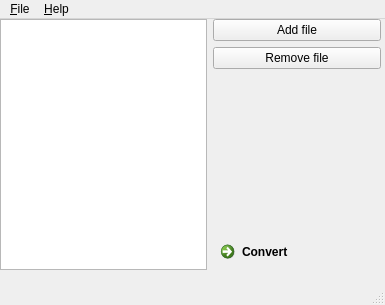
Above: forms/form.ui from MangaD/swf-to-exe before the change. Below: the same form after it.
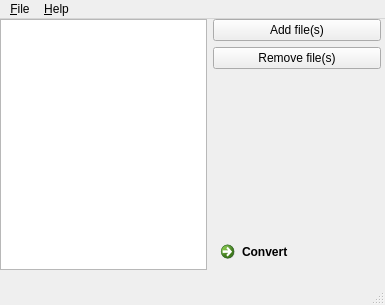
That is the form after the change. Icons and pictures are not drawn.

Commit message: Remove multiple items from list

Patch:
```diff
--- a/forms/form.ui
+++ b/forms/form.ui
@@ -56,14 +56,14 @@
      <item row="1" column="2">
       <widget class="QPushButton" name="removeSwfBtn">
        <property name="text">
-        <string>Remove file</string>
+        <string>Remove file(s)</string>
        </property>
       </widget>
      </item>
      <item row="0" column="2">
       <widget class="QPushButton" name="addSwfBtn">
        <property name="text">
-        <string>Add file</string>
+        <string>Add file(s)</string>
        </property>
       </widget>
      </item>
```
Left out of the diff: 6 changed lines with no effect on the pictures. The commit also changes 1 other file.
